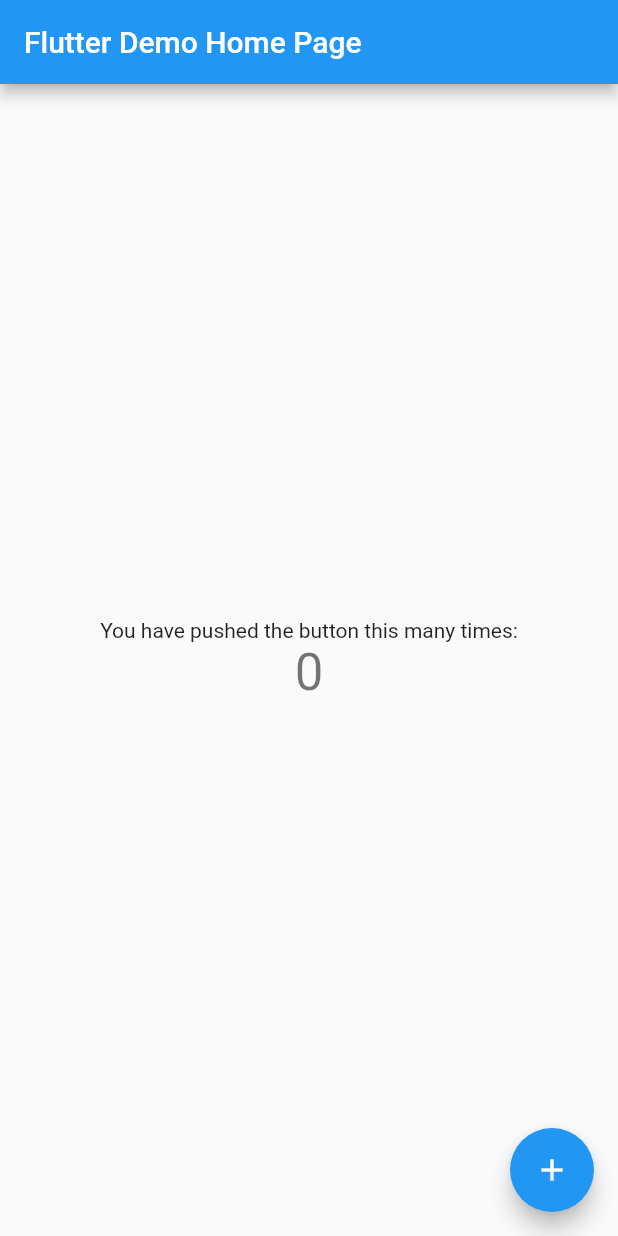
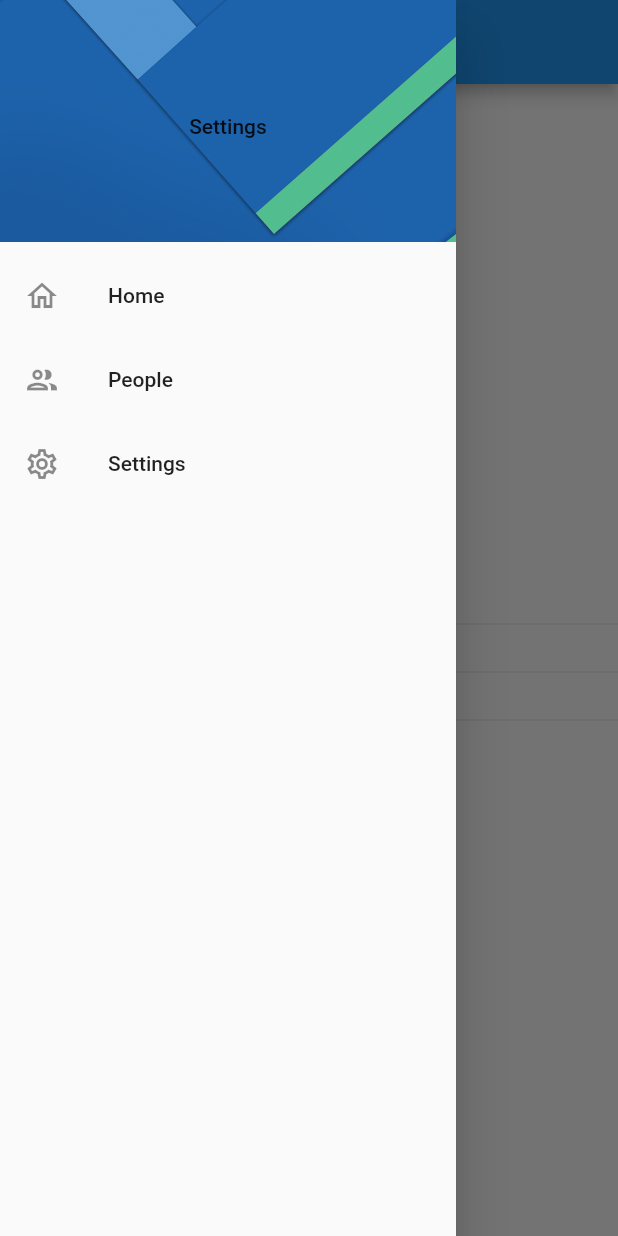
Before and after one commit to ayosefiguera/flutter_preferences, a Flutter app: the screen it shows after launch, with the side drawer open (before the commit the screen has no drawer), on a phone screen of 412 x 824 dp. Run offline on Flutter 3.47's test engine with Material 2 defaults, Android fonts, the phone set to English and light mode, and no system bars; missing offline and left inert: dart:ffi.

Commit message:
added basic layouts test, home and settings

```diff
--- a/lib/main.dart
+++ b/lib/main.dart
@@ -1,115 +1,21 @@
 import 'package:flutter/material.dart';
+import 'package:preference/screens/screens.dart';
 
-void main() {
-  runApp(const MyApp());
-}
+void main() => runApp(const MyApp());
 
 class MyApp extends StatelessWidget {
   const MyApp({super.key});
 
-  // This widget is the root of your application.
   @override
   Widget build(BuildContext context) {
     return MaterialApp(
-      title: 'Flutter Demo',
-      theme: ThemeData(
-        // This is the theme of your application.
-        //
-        // Try running your application with "flutter run". You'll see the
-        // application has a blue toolbar. Then, without quitting the app, try
-        // changing the primarySwatch below to Colors.green and then invoke
-        // "hot reload" (press "r" in the console where you ran "flutter run",
-        // or simply save your changes to "hot reload" in a Flutter IDE).
-        // Notice that the counter didn't reset back to zero; the application
-        // is not restarted.
-        primarySwatch: Colors.blue,
-      ),
-      home: const MyHomePage(title: 'Flutter Demo Home Page'),
+      title: 'User preference',
+      debugShowCheckedModeBanner: false,
+      initialRoute: HomeScreen.routerName,
+      routes: {
+        HomeScreen.routerName: (_) => const HomeScreen(),
+        SettingsScreen.routerName: (_) => const SettingsScreen(),
+      },
     );
   }
 }
-
-class MyHomePage extends StatefulWidget {
-  const MyHomePage({super.key, required this.title});
-
-  // This widget is the home page of your application. It is stateful, meaning
-  // that it has a State object (defined below) that contains fields that affect
-  // how it looks.
-
-  // This class is the configuration for the state. It holds the values (in this
-  // case the title) provided by the parent (in this case the App widget) and
-  // used by the build method of the State. Fields in a Widget subclass are
-  // always marked "final".
-
-  final String title;
-
-  @override
-  State<MyHomePage> createState() => _MyHomePageState();
-}
-
-class _MyHomePageState extends State<MyHomePage> {
-  int _counter = 0;
-
-  void _incrementCounter() {
-    setState(() {
-      // This call to setState tells the Flutter framework that something has
-      // changed in this State, which causes it to rerun the build method below
-      // so that the display can reflect the updated values. If we changed
-      // _counter without calling setState(), then the build method would not be
-      // called again, and so nothing would appear to happen.
-      _counter++;
-    });
-  }
-
-  @override
-  Widget build(BuildContext context) {
-    // This method is rerun every time setState is called, for instance as done
-    // by the _incrementCounter method above.
-    //
-    // The Flutter framework has been optimized to make rerunning build methods
-    // fast, so that you can just rebuild anything that needs updating rather
-    // than having to individually change instances of widgets.
-    return Scaffold(
-      appBar: AppBar(
-        // Here we take the value from the MyHomePage object that was created by
-        // the App.build method, and use it to set our appbar title.
-        title: Text(widget.title),
-      ),
-      body: Center(
-        // Center is a layout widget. It takes a single child and positions it
-        // in the middle of the parent.
-        child: Column(
-          // Column is also a layout widget. It takes a list of children and
-          // arranges them vertically. By default, it sizes itself to fit its
-          // children horizontally, and tries to be as tall as its parent.
-          //
-          // Invoke "debug painting" (press "p" in the console, choose the
-          // "Toggle Debug Paint" action from the Flutter Inspector in Android
-          // Studio, or the "Toggle Debug Paint" command in Visual Studio Code)
-          // to see the wireframe for each widget.
-          //
-          // Column has various properties to control how it sizes itself and
-          // how it positions its children. Here we use mainAxisAlignment to
-          // center the children vertically; the main axis here is the vertical
-          // axis because Columns are vertical (the cross axis would be
-          // horizontal).
-          mainAxisAlignment: MainAxisAlignment.center,
-          children: <Widget>[
-            const Text(
-              'You have pushed the button this many times:',
-            ),
-            Text(
-              '$_counter',
-              style: Theme.of(context).textTheme.headline4,
-            ),
-          ],
-        ),
-      ),
-      floatingActionButton: FloatingActionButton(
-        onPressed: _incrementCounter,
-        tooltip: 'Increment',
-        child: const Icon(Icons.add),
-      ), // This trailing comma makes auto-formatting nicer for build methods.
-    );
-  }
-}
--- /dev/null
+++ b/lib/screens/home_screen.dart
@@ -0,0 +1,31 @@
+import 'package:flutter/material.dart';
+import 'package:preference/widgets/widgets.dart';
+
+class HomeScreen extends StatelessWidget {
+  const HomeScreen({Key? key}) : super(key: key);
+
+  static const routerName = 'home';
+
+  @override
+  Widget build(BuildContext context) {
+    return Scaffold(
+      appBar: AppBar(
+        title: const Text('Home'),
+      ),
+      drawer: const SideMenu(),
+      body: Center(
+        child: Column(
+          mainAxisAlignment: MainAxisAlignment.center,
+          children: const [
+            Text('isDarkMode:'),
+            Divider(),
+            Text('Gender:'),
+            Divider(),
+            Text('Name: '),
+            Divider(),
+          ],
+        ),
+      ),
+    );
+  }
+}
--- /dev/null
+++ b/lib/screens/screens.dart
@@ -0,0 +1,2 @@
+export 'package:preference/screens/home_screen.dart';
+export 'package:preference/screens/settings_screen.dart';
--- /dev/null
+++ b/lib/screens/settings_screen.dart
@@ -0,0 +1,80 @@
+import 'dart:ffi';
+
+import 'package:flutter/material.dart';
+import 'package:preference/widgets/widgets.dart';
+
+class SettingsScreen extends StatefulWidget {
+  static const routerName = 'settings';
+
+  const SettingsScreen({Key? key}) : super(key: key);
+
+  @override
+  State<SettingsScreen> createState() => _SettingsScreenState();
+}
+
+class _SettingsScreenState extends State<SettingsScreen> {
+  bool isDarkMode = false;
+  int gender = 1;
+  String name = 'UserName';
+
+  @override
+  Widget build(BuildContext context) {
+    return Scaffold(
+      appBar: AppBar(
+        title: const Text('Settings'),
+      ),
+      drawer: const SideMenu(),
+      body: SingleChildScrollView(
+        child: Column(
+          crossAxisAlignment: CrossAxisAlignment.start,
+          children: [
+            const Text(
+              'Settings',
+              textAlign: TextAlign.start,
+              style: TextStyle(fontSize: 45, fontWeight: FontWeight.normal),
+            ),
+            const Divider(),
+            SwitchListTile.adaptive(
+                title: const Text('DarkMode'),
+                value: isDarkMode,
+                onChanged: (value) {
+                  isDarkMode = value;
+                  setState(() {});
+                }),
+            const Divider(),
+            RadioListTile<int>(
+                value: 1,
+                groupValue: gender,
+                title: const Text('Male'),
+                onChanged: (value) {
+                  gender = value ?? 1;
+                  setState(() {});
+                }),
+            const Divider(),
+            RadioListTile<int>(
+                value: 2,
+                groupValue: gender,
+                title: const Text('Female'),
+                onChanged: (value) {
+                  gender = value ?? 2;
+                  setState(() {});
+                }),
+            const Divider(),
+            Padding(
+              padding: const EdgeInsets.symmetric(horizontal: 20),
+              child: TextFormField(
+                initialValue: 'Ayo',
+                decoration: const InputDecoration(
+                    labelText: 'Name', helperText: 'User Name'),
+                onChanged: (value) {
+                  name = value;
+                  setState(() {});
+                },
+              ),
+            ),
+          ],
+        ),
+      ),
+    );
+  }
+}
--- /dev/null
+++ b/lib/widgets/side_menu.dart
@@ -0,0 +1,56 @@
+import 'package:flutter/material.dart';
+import 'package:preference/screens/screens.dart';
+
+class SideMenu extends StatelessWidget {
+  const SideMenu({super.key});
+
+  @override
+  Widget build(BuildContext context) {
+    return Drawer(
+      child: ListView(
+        padding: EdgeInsets.zero,
+        children: [
+          const _DrawerHeader(),
+          ListTile(
+            title: const Text('Home'),
+            leading: const Icon(Icons.home_outlined),
+            onTap: () {
+              Navigator.pushReplacementNamed(context, HomeScreen.routerName);
+            },
+          ),
+          ListTile(
+            title: const Text('People'),
+            leading: const Icon(Icons.people_outlined),
+            onTap: () {
+              Navigator.pushReplacementNamed(context, HomeScreen.routerName);
+            },
+          ),
+          ListTile(
+            title: const Text('Settings'),
+            leading: const Icon(Icons.settings_outlined),
+            onTap: () {
+              Navigator.pushReplacementNamed(
+                  context, SettingsScreen.routerName);
+            },
+          ),
+        ],
+      ),
+    );
+  }
+}
+
+class _DrawerHeader extends StatelessWidget {
+  const _DrawerHeader({
+    Key? key,
+  }) : super(key: key);
+
+  @override
+  Widget build(BuildContext context) {
+    return DrawerHeader(
+        decoration: BoxDecoration(
+            color: Colors.blue.shade300,
+            image: const DecorationImage(
+                fit: BoxFit.cover, image: AssetImage('assets/menu-img.jpg'))),
+        child: const Center(child: Text('Settings')));
+  }
+}
--- /dev/null
+++ b/lib/widgets/widgets.dart
@@ -0,0 +1 @@
+export 'package:preference/widgets/side_menu.dart';
--- a/pubspec.yaml
+++ b/pubspec.yaml
@@ -36,6 +36,7 @@
   # The following adds the Cupertino Icons font to your application.
   # Use with the CupertinoIcons class for iOS style icons.
   cupertino_icons: ^1.0.2
+  shared_preferences: ^2.0.15
 
 dev_dependencies:
   flutter_test:
@@ -60,8 +61,8 @@
   uses-material-design: true
 
   # To add assets to your application, add an assets section, like this:
-  # assets:
-  #   - images/a_dot_burr.jpeg
+  assets:
+    - assets/
   #   - images/a_dot_ham.jpeg
 
   # An image asset can refer to one or more resolution-specific "variants", see
```
Also changed, not shown: assets/menu-img.jpg (added), pubspec.lock, 1 other file.
